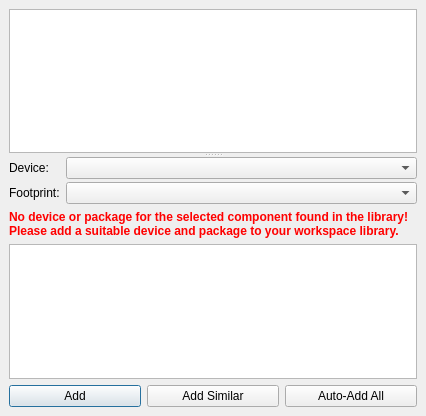
LibrePCB/LibrePCB, file libs/librepcb/editor/project/boardeditor/unplacedcomponentsdock.ui: the form before one commit.
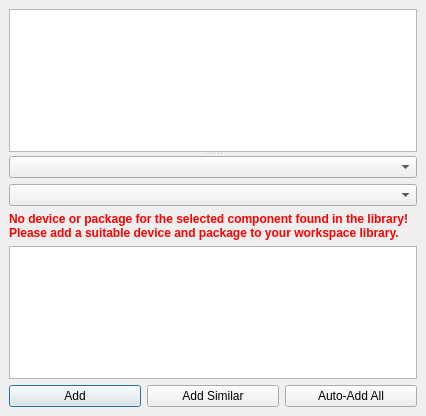
The form after the commit. Custom widgets are drawn as their Qt base class.

Commit message: UnplacedComponentsDock: Delete dev/fpt labels to save space

```diff
--- a/libs/librepcb/editor/project/boardeditor/unplacedcomponentsdock.ui
+++ b/libs/librepcb/editor/project/boardeditor/unplacedcomponentsdock.ui
@@ -30,34 +30,18 @@
       <widget class="QWidget" name="layoutWidget">
        <layout class="QVBoxLayout" name="verticalLayout">
         <item>
-         <layout class="QFormLayout" name="formLayout">
-          <property name="fieldGrowthPolicy">
-           <enum>QFormLayout::AllNonFixedFieldsGrow</enum>
+         <widget class="QComboBox" name="cbxSelectedDevice">
+          <property name="toolTip">
+           <string>Device</string>
           </property>
-          <property name="verticalSpacing">
-           <number>3</number>
+         </widget>
+        </item>
+        <item>
+         <widget class="QComboBox" name="cbxSelectedFootprint">
+          <property name="toolTip">
+           <string>Footprint</string>
           </property>
-          <item row="0" column="0">
-           <widget class="QLabel" name="label">
-            <property name="text">
-             <string>Device:</string>
-            </property>
-           </widget>
-          </item>
-          <item row="0" column="1">
-           <widget class="QComboBox" name="cbxSelectedDevice"/>
-          </item>
-          <item row="1" column="0">
-           <widget class="QLabel" name="label_2">
-            <property name="text">
-             <string>Footprint:</string>
-            </property>
-           </widget>
-          </item>
-          <item row="1" column="1">
-           <widget class="QComboBox" name="cbxSelectedFootprint"/>
-          </item>
-         </layout>
+         </widget>
         </item>
         <item>
          <widget class="QLabel" name="lblNoDeviceFound">
```
The commit also changes 1 other file.
